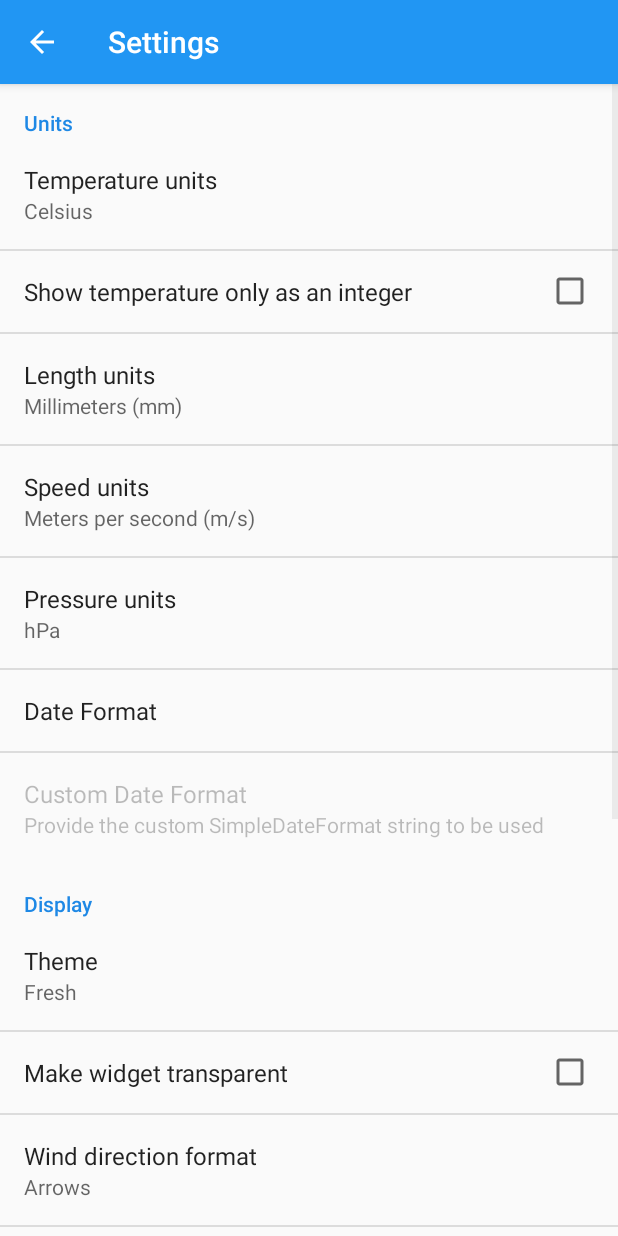
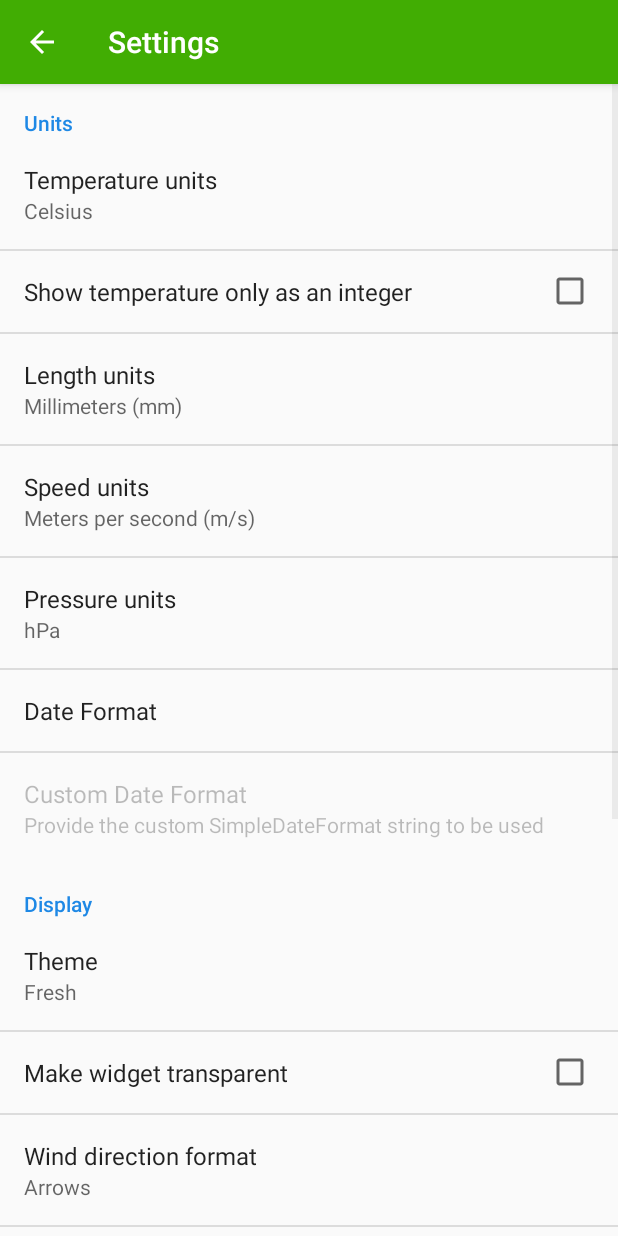
Before and after one commit to mari-am/8803_mas, an Android app: the SettingsActivity screen opened directly, with no data from a screen before it, on a phone screen of 412 x 824 dp. Run offline under Robolectric (Android 15) with nearby library versions, the phone set to English and light mode, and no system bars.

Commit message:
Change colorPrimay

```diff
--- a/app/src/main/res/values/colors.xml
+++ b/app/src/main/res/values/colors.xml
@@ -1,6 +1,6 @@
 <?xml version="1.0" encoding="utf-8"?>
 <resources>
-    <color name="colorPrimary">#2196F3</color>
+    <color name="colorPrimary">#41ad03</color>
     <color name="colorPrimaryDark">#1E88E5</color>
     <color name="colorAccent">#1E88E5</color>
     <color name="colorBackground">@android:color/transparent</color>
--- a/build.gradle
+++ b/build.gradle
@@ -4,7 +4,7 @@ buildscript {
         jcenter()
     }
     dependencies {
-        classpath 'com.android.tools.build:gradle:3.2.1'
+        classpath 'com.android.tools.build:gradle:3.3.0'
     }
 }
 
```
Also changed, not shown: 2506 other files.
